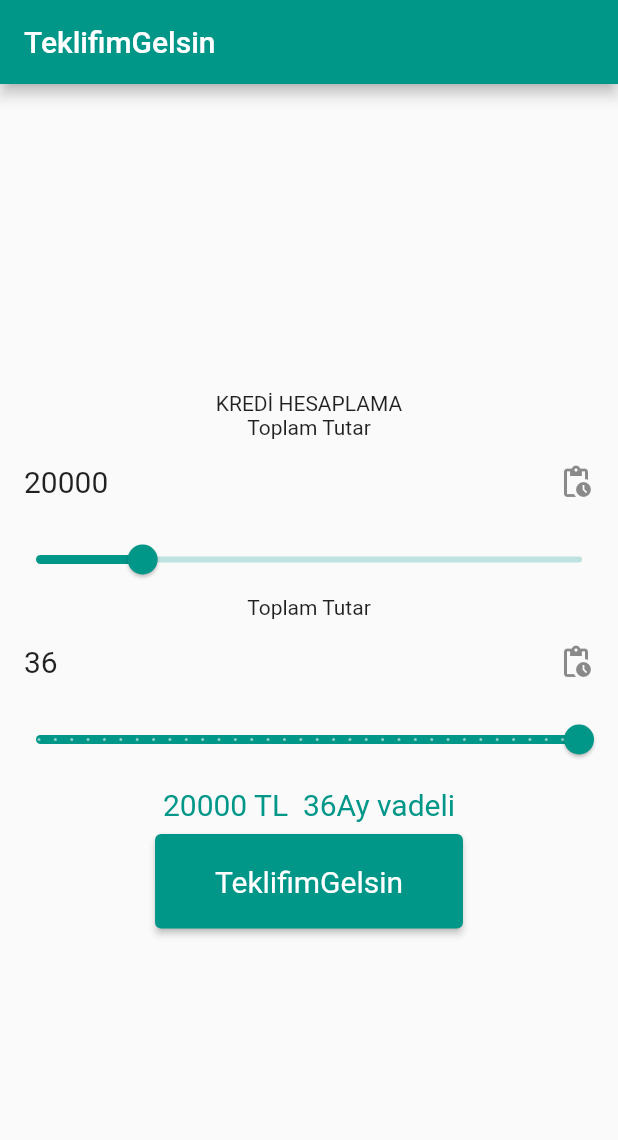
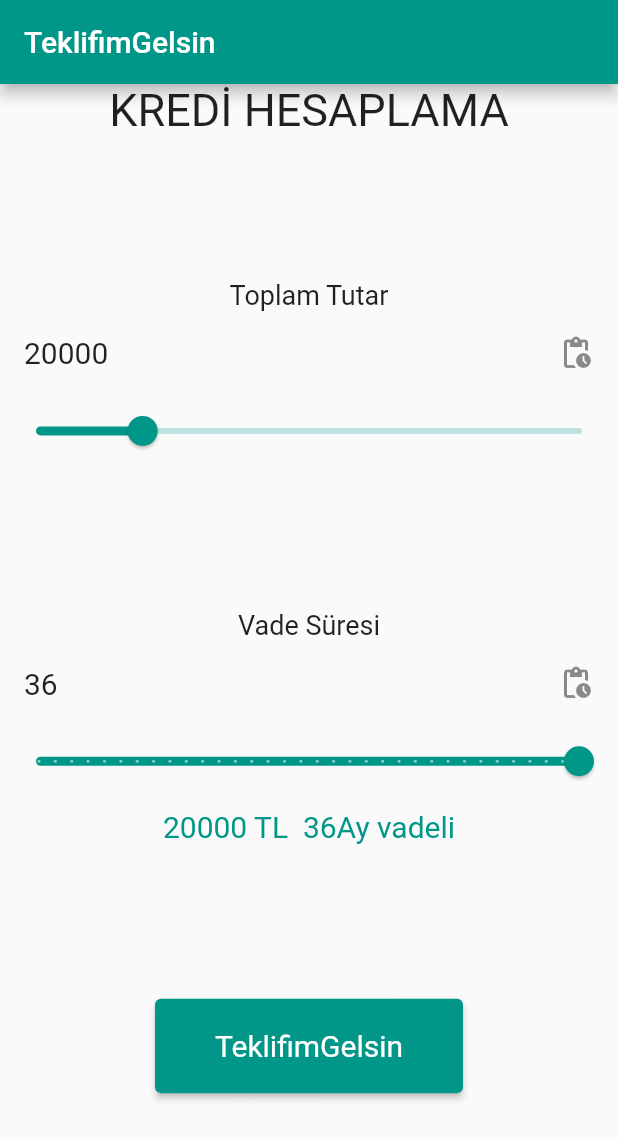
Before and after one commit to bugrahancamlibel/TeklifimGelsin-Task, a Flutter app: the screen it shows after launch, on a phone screen of 412 x 824 dp. Shown: the top 1140 px of the screen. Run offline on Flutter 3.47's test engine with Material 2 defaults, Android fonts, the phone set to English and light mode, and no system bars.

Commit message:
Text look improvements.

```diff
--- a/lib/search.dart
+++ b/lib/search.dart
@@ -20,8 +20,18 @@
     return Column(
       mainAxisAlignment: MainAxisAlignment.center,
       children: [
-        const Text("KREDİ HESAPLAMA"),
-        const Text("Toplam Tutar"),
+        const Text("KREDİ HESAPLAMA",
+          style: TextStyle(
+            fontSize: 30,
+          ),
+        ),
+        const Spacer(),
+        const Text("Toplam Tutar",
+          textAlign: TextAlign.start,
+          style: TextStyle(
+            fontSize: 18,
+          ),
+        ),
         //Card(child: Text(_currentSliderValue.round().toString(),style: const TextStyle(fontSize: 20),),color: Colors.grey.shade100,shadowColor:Colors.transparent,),
         ListTile(
           title: Text(
@@ -42,7 +52,13 @@
             });
           },
         ),
-        const Text("Toplam Tutar"),
+        const Spacer(),
+        const Text("Vade Süresi",
+          textAlign: TextAlign.start,
+          style: TextStyle(
+            fontSize: 18,
+          ),
+        ),
         ListTile(
           title: Text(
             _maturitySliderValue.round().toString(),
@@ -72,6 +88,7 @@
 
           ),
         ),
+        const Spacer(),
         ElevatedButton(
           style: ElevatedButton.styleFrom(
               textStyle: const TextStyle(fontSize: 20),
@@ -85,6 +102,7 @@
           },
           child: const Text('TeklifimGelsin'),
         ),
+        const Spacer(),
       ],
     );
   }
```
